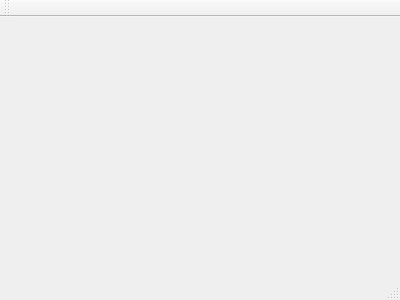
Old version of the form packet/mainwindow.ui in the repository holic159/packet-capture.
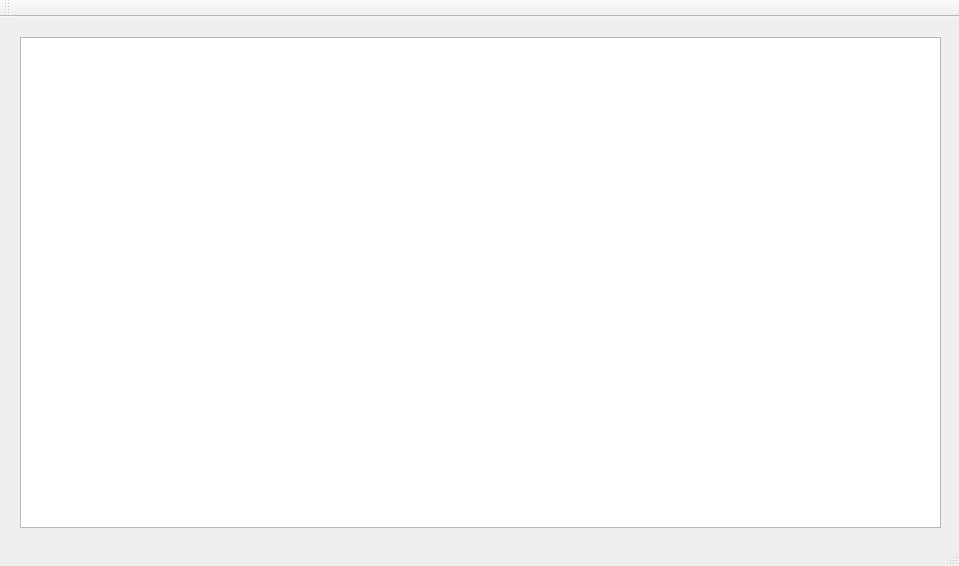
New version of the form.

Diff of the .ui file:
```diff
--- a/packet/mainwindow.ui
+++ b/packet/mainwindow.ui
@@ -6,14 +6,25 @@
    <rect>
     <x>0</x>
     <y>0</y>
-    <width>400</width>
-    <height>300</height>
+    <width>959</width>
+    <height>566</height>
    </rect>
   </property>
   <property name="windowTitle">
    <string>Zairo Packet Capture Tool v0.1</string>
   </property>
-  <widget class="QWidget" name="centralWidget"/>
+  <widget class="QWidget" name="centralWidget">
+   <widget class="QTableWidget" name="packetTable">
+    <property name="geometry">
+     <rect>
+      <x>20</x>
+      <y>20</y>
+      <width>921</width>
+      <height>491</height>
+     </rect>
+    </property>
+   </widget>
+  </widget>
   <widget class="QMenuBar" name="menuBar">
    <property name="geometry">
     <rect>
```
Left out of the diff: 2 changed lines with no effect on the pictures.
